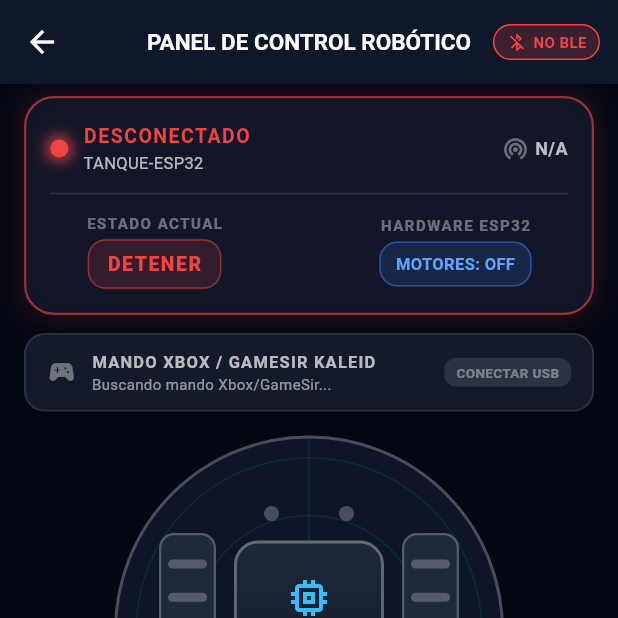
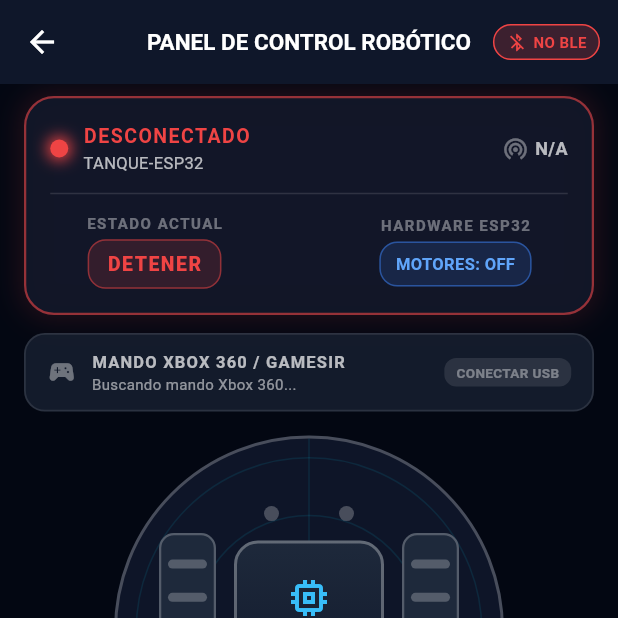
Before and after one commit to LEONEL01295/robot_tec_explorer, a Flutter app: the ControlScreen screen opened directly, on a phone screen of 412 x 824 dp, the top half of it. Run offline on Flutter 3.47's test engine with Material 3 defaults, Android fonts, the phone set to English and light mode, and no system bars; drawn by our look-alikes of flutter_animate; our stand-ins replace flutter_blue_plus; missing offline and left inert: gamepads, win_ble.

Commit message:
feat: add native support for Xbox 360 controller model HHDZ-360-1-JYD

```diff
--- a/lib/screens/control_screen.dart
+++ b/lib/screens/control_screen.dart
@@ -19,7 +19,7 @@ class _ControlScreenState extends State<ControlScreen> {
   final List<String> _commandLog = [];
   final FocusNode _focusNode = FocusNode();
   StreamSubscription<GamepadEvent>? _gamepadSubscription;
-  String _activeGamepadName = "Buscando mando Xbox/GameSir...";
+  String _activeGamepadName = "Buscando mando Xbox 360...";
   bool _gamepadConnected = false;
   String _lastGamepadDirection = "detener";
 
@@ -35,7 +35,7 @@ class _ControlScreenState extends State<ControlScreen> {
         if (mounted) {
           setState(() {
             _gamepadConnected = true;
-            _activeGamepadName = "Mando Xbox (${event.gamepadId})";
+            _activeGamepadName = "Xbox 360 Controller HHDZ-360-1 (${event.gamepadId})";
           });
           _handleGamepadEvent(event);
         }
@@ -50,14 +50,13 @@ class _ControlScreenState extends State<ControlScreen> {
   void _handleGamepadEvent(GamepadEvent event) {
     final key = event.key.toLowerCase();
     final double rawVal = event.value.toDouble();
-    // Normalize value: clamp between -1.0 and 1.0 (dividing by 32768 only if truly in 16-bit range > 1.5)
     final double value = (rawVal.abs() > 1.5) ? (rawVal / 32768.0) : rawVal.clamp(-1.0, 1.0);
 
-    debugPrint("XBOX EVENT: key=$key, rawVal=$rawVal, val=$value");
+    debugPrint("XBOX 360 EVENT: key=$key, rawVal=$rawVal, val=$value");
 
     String targetCmd = "detener";
 
-    // 1. D-Pad Direct Press
+    // 1. D-Pad Direct Buttons
     if (key == "dpadup") {
       targetCmd = value > 0.5 ? "adelante" : "detener";
     } else if (key == "dpaddown") {
@@ -67,8 +66,8 @@ class _ControlScreenState extends State<ControlScreen> {
     } else if (key == "dpadright") {
       targetCmd = value > 0.5 ? "derecha" : "detener";
     }
-    // 2. Analog Sticks (leftthumbsticky / leftthumbstickx / axis-1 / axis-0)
-    else if (key == "leftthumbsticky" || key.contains("vertical") || key == "axis-1" || key == "axis-3") {
+    // 2. Left & Right Analog Sticks (leftthumbsticky / rightthumbsticky / leftthumbstickx / rightthumbstickx)
+    else if (key.contains("thumbsticky") || key.contains("vertical") || key == "axis-1" || key == "axis-3") {
       if (value < -0.25) {
         targetCmd = "adelante";
       } else if (value > 0.25) {
@@ -76,7 +75,7 @@ class _ControlScreenState extends State<ControlScreen> {
       } else {
         targetCmd = "detener";
       }
-    } else if (key == "leftthumbstickx" || key.contains("horizontal") || key == "axis-0" || key == "axis-2") {
+    } else if (key.contains("thumbstickx") || key.contains("horizontal") || key == "axis-0" || key == "axis-2") {
       if (value < -0.25) {
         targetCmd = "izquierda";
       } else if (value > 0.25) {
@@ -85,7 +84,7 @@ class _ControlScreenState extends State<ControlScreen> {
         targetCmd = "detener";
       }
     }
-    // 3. ABXY Buttons (key=a, key=b, key=x, key=y)
+    // 3. ABXY Buttons (Green A, Red B, Blue X, Yellow Y)
     else if (value > 0.5) {
       if (key == "a" || key == "button-0" || key.contains("south")) {
         targetCmd = "adelante";
@@ -254,7 +253,7 @@ class _ControlScreenState extends State<ControlScreen> {
                             crossAxisAlignment: CrossAxisAlignment.start,
                             children: [
                               Text(
-                                "MANDO XBOX / GAMESIR KALEID",
+                                "MANDO XBOX 360 / GAMESIR",
                                 style: TextStyle(
                                   color: _gamepadConnected ? const Color(0xFF00E5FF) : Colors.white70,
                                   fontWeight: FontWeight.bold,
```
Also changed, not shown: 2 other files.
